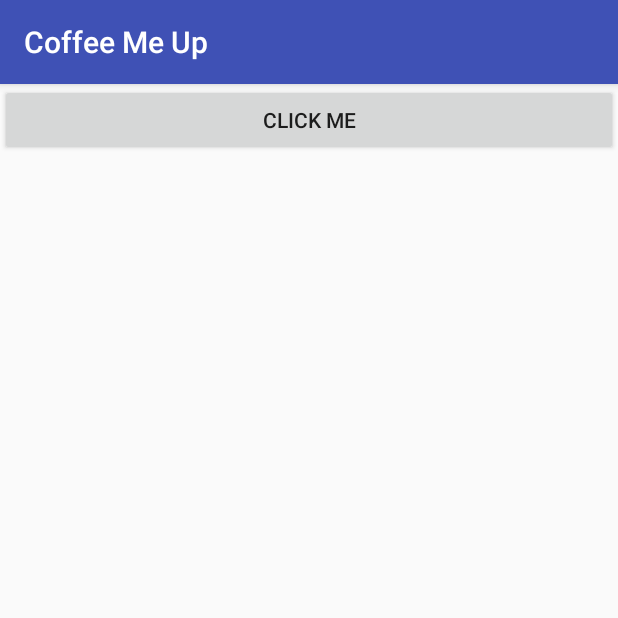
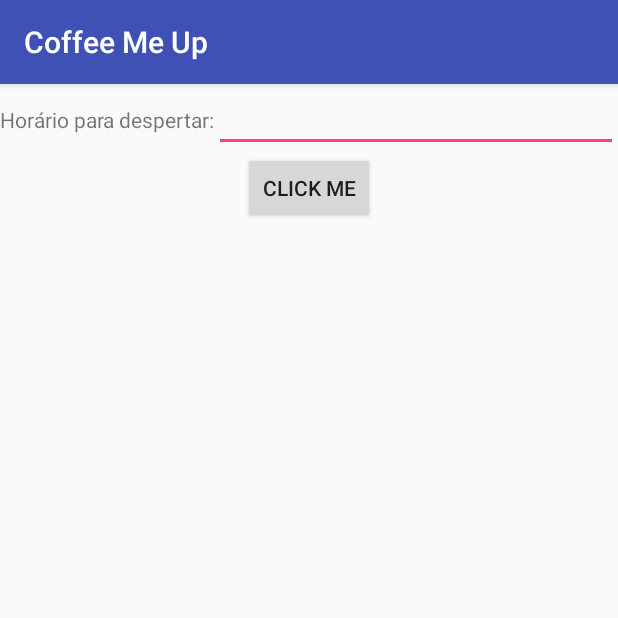
Before and after one commit to CoffeeMeUp/Android, an Android app: the screen it shows after launch (MainActivity), on a phone screen of 412 x 824 dp, the top half of it. Run offline under Robolectric (Android 15) with nearby library versions, the light colour scheme and no system bars; network calls fail; 3 statements that could not run were skipped.

Commit message:
custom socket hour msg

```diff
--- a/app/src/main/java/br/edu/insper/coffeemeup/MainActivity.java
+++ b/app/src/main/java/br/edu/insper/coffeemeup/MainActivity.java
@@ -7,6 +7,7 @@ import android.os.Bundle;
 import android.util.Log;
 import android.view.View;
 import android.widget.Button;
+import android.widget.EditText;
 import android.widget.TextView;
 
 import java.io.BufferedReader;
@@ -29,25 +30,23 @@ public class MainActivity extends AppCompatActivity {
     protected Handler      updateConversationHandler;
     protected Thread       serverThread = null;
 
-    protected static final int    PORT = 5000;
-    protected static final String HOST = "192.168.43.189";  // Pedro's phone
+    protected static final int    PORT           = 5000;
+    protected static final String HOST           = "192.168.43.189";  // Pedro's phone
+    protected static final String HOUR_HEADER    = "hora:";
+    protected static final String PAYLOAD_SUFFIX = "\r\n";
 //    protected static final String HOST = "192.168.0.13";   // Pedro's house
 
     private Socket  socket;
     private boolean connected = false;
 
-    private Button button;  // msg sender
-    private TextView text;  // msgs recieved from the server
+    private Button   button;    // msg sender
+    private TextView text;      // msgs recieved from the server
+    private EditText hourText;  // hour to be woken up
 
     @Override
     protected void onStop()
     {
         super.onStop();
-        try {
-            serverSocket.close();
-        } catch (IOException e) {
-            e.printStackTrace();
-        }
     }
 
     @Override
@@ -55,16 +54,16 @@ public class MainActivity extends AppCompatActivity {
     {
         super.onCreate(savedInstanceState);
         setContentView(R.layout.activity_main);
-//        openSocket();
 
-//        // msg receiver
+        // msg receiver
         updateConversationHandler = new Handler();
         this.serverThread = new Thread(new ServerThread());
         this.serverThread.start();
         text = (TextView) findViewById(R.id.txt_msg);
 
         // msg sender
-        button = (Button) findViewById(R.id.button);
+        hourText = (EditText) findViewById(R.id.hour_text);
+        button   = (Button) findViewById(R.id.button);
         button.setOnClickListener(new View.OnClickListener() {
             @Override
             public void onClick(View v) {
@@ -78,16 +77,13 @@ public class MainActivity extends AppCompatActivity {
         @Override
         protected Void doInBackground(Void... params)
         {
-            Log.d("Beg Client Thread", "Start now");
             try {
                 socket = new Socket(HOST, PORT);
-                Log.d("SOCKET CONNECTION", "socket created");
                 OutputStream os = socket.getOutputStream();
-                String msg = "hora:07:30\r\n";
-                os.write(msg.getBytes(Charset.forName("UTF-8")));
-                Log.d("SOCKET CONNECTION", "Socket connection successful!");
+                String msg = hourText.getText().toString();
+                String payload = HOUR_HEADER + msg + PAYLOAD_SUFFIX;
+                os.write(payload.getBytes(Charset.forName("UTF-8")));
             } catch (IOException e) {
-                Log.d("SOCKET CONNECTION", "Socket connection erorr");
                 e.printStackTrace();
             } finally {
                 try {
--- a/app/src/main/res/layout/activity_main.xml
+++ b/app/src/main/res/layout/activity_main.xml
@@ -1,25 +1,45 @@
 <?xml version="1.0" encoding="utf-8"?>
-<android.support.constraint.ConstraintLayout xmlns:android="http://schemas.android.com/apk/res/android"
+<LinearLayout xmlns:android="http://schemas.android.com/apk/res/android"
     xmlns:app="http://schemas.android.com/apk/res-auto"
     xmlns:tools="http://schemas.android.com/tools"
     android:layout_width="match_parent"
     android:layout_height="match_parent"
-    tools:context="br.edu.insper.coffeemeup.MainActivity">
+    tools:context="br.edu.insper.coffeemeup.MainActivity"
+    android:orientation="vertical">
+
+    <LinearLayout
+        android:id="@+id/hour_layout"
+        android:layout_width="match_parent"
+        android:layout_height="wrap_content">
+
+        <TextView
+            android:layout_width="wrap_content"
+            android:layout_height="wrap_content"
+            android:text="@string/hour"/>
+
+        <EditText
+            android:layout_width="match_parent"
+            android:layout_height="wrap_content"
+            android:id="@+id/hour_text"/>
+
+    </LinearLayout>
+
+    <Button
+        android:layout_width="wrap_content"
+        android:layout_height="wrap_content"
+        android:layout_gravity="center"
+        android:text="@string/click_me"
+        android:id="@+id/button" />
 
     <TextView
         android:layout_width="wrap_content"
         android:layout_height="wrap_content"
         android:text="Hello World!"
+        android:layout_gravity="center"
         android:id="@+id/txt_msg"
-        app:layout_constraintBottom_toBottomOf="parent"
+        app:layout_constraintBottom_toBottomOf="@id/hour_layout"
         app:layout_constraintLeft_toLeftOf="parent"
         app:layout_constraintRight_toRightOf="parent"
         app:layout_constraintTop_toTopOf="parent" />
 
-    <Button
-        android:layout_width="match_parent"
-        android:layout_height="wrap_content"
-        android:text="CLICK ME"
-        android:id="@+id/button" />
-
-</android.support.constraint.ConstraintLayout>
+</LinearLayout>
--- a/app/src/main/res/values/strings.xml
+++ b/app/src/main/res/values/strings.xml
@@ -1,3 +1,5 @@
 <resources>
     <string name="app_name">Coffee Me Up</string>
+    <string name="hour">Horário para despertar:</string>
+    <string name="click_me">CLICK ME</string>
 </resources>
```
